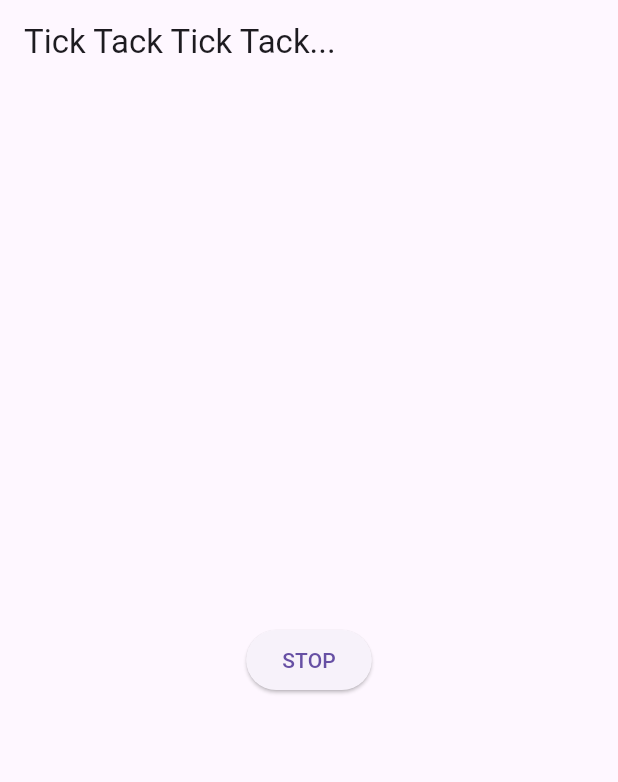
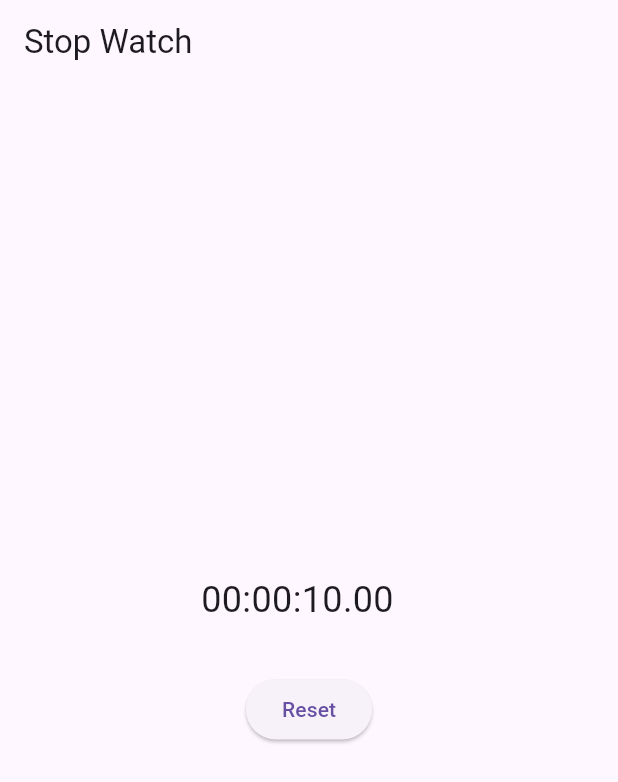
Before and after one commit to I10n/open-and-stop-timer, a Flutter app: the screen it shows after launch, on a phone screen of 412 x 824 dp. Shown: the top 782 px of the screen. Run offline on Flutter 3.47's test engine with Material 3 defaults, Android fonts, the phone set to English and light mode, and no system bars; our stand-ins replace stop_watch_timer.

Commit message:
CREATE Timer_screen

```diff
--- a/lib/main.dart
+++ b/lib/main.dart
@@ -1,61 +1,22 @@
 import 'package:flutter/material.dart';
+import 'package:noodle_timer_f/timer_display.dart';
 
 void main() {
   runApp(const MyApp());
 }
 
 class MyApp extends StatelessWidget {
-  const MyApp({Key? key}) : super(key: key);
+  const MyApp({super.key});
 
-  // This widget is the root of your application.
   @override
   Widget build(BuildContext context) {
     return MaterialApp(
-      title: 'Flutter Demo',
       theme: ThemeData(
-        primarySwatch: Colors.green,
+        primarySwatch: Colors.blue,
       ),
-      home: MyHomePage(),
+      home: const CountDownPage(duration: 10, onReset: call,),
     );
   }
 }
 
-class MyHomePage extends StatelessWidget {
-  @override
-  Widget build(BuildContext context) {
-    return Scaffold(
-      appBar: AppBar(
-        title: Text('Tick Tack Tick Tack...'),
-      ),
-      body: Center(
-        child: ElevatedButton(
-          child: Text("STOP"),
-          onPressed: () {
-            Navigator.push(
-                context, MaterialPageRoute(builder: (context) => NextPage()));
-          },
-        ),
-      ),
-    );
-  }
-}
-
-class NextPage extends StatelessWidget {
-  @override
-  Widget build(BuildContext context) {
-    return Scaffold(
-      appBar: AppBar(
-        title: Text('Timer Setting '),
-      ),
-      body: Center(
-        child: ElevatedButton(
-          child: Text("START"),
-          onPressed: () {
-            // ここにボタンを押した時に呼ばれるコードを書く
-            Navigator.pop(context);
-          },
-        ),
-      ),
-    );
-  }
-}
+void call() => print('RESET TIMER');
--- /dev/null
+++ b/lib/timer_display.dart
@@ -0,0 +1,75 @@
+import 'package:flutter/material.dart';
+import 'package:stop_watch_timer/stop_watch_timer.dart';
+
+
+class CountDownPage extends StatefulWidget {
+  final int duration;
+  final VoidCallback? onReset;
+  const CountDownPage({super.key, required this.duration, required this.onReset});
+
+  @override
+  State<CountDownPage> createState() => _CountDownPageState();
+}
+
+class _CountDownPageState extends State<CountDownPage> {
+  late StopWatchTimer _stopWatchTimer;
+  final _scrollController = ScrollController();
+
+  @override
+  void initState() {
+    super.initState();
+
+    _stopWatchTimer = StopWatchTimer(
+        mode: StopWatchMode.countDown,
+        presetMillisecond: 1000 * widget.duration,
+        onEnded: widget.onReset
+    );
+    _stopWatchTimer.onStartTimer();
+  }
+
+  @override
+  void dispose() {
+    _stopWatchTimer.dispose();
+    _scrollController.dispose();
+    super.dispose();
+  }
+
+  @override
+  Widget build(BuildContext context) {
+    return Scaffold(
+      appBar: AppBar(
+        title: const Text('Stop Watch'),
+      ),
+      body: Center(
+        child: Column(
+          mainAxisAlignment: MainAxisAlignment.center,
+          children: [
+            StreamBuilder<int>(
+              stream: _stopWatchTimer.rawTime,
+              initialData: _stopWatchTimer.rawTime.value,
+              builder: (context, snapshot) {
+                final displayTime = StopWatchTimer.getDisplayTime(
+                  snapshot.data!,
+                );
+                return Center(
+                  child: SizedBox(
+                    width: 144,
+                    child: Text(
+                      displayTime,
+                      style: const TextStyle(fontSize: 24),
+                    ),
+                  ),
+                );
+              },
+            ),
+            const SizedBox(height: 32),
+            ElevatedButton(
+              onPressed: widget.onReset,
+              child: const Text('Reset'),
+            ),
+          ],
+        ),
+      ),
+    );
+  }
+}
--- a/pubspec.yaml
+++ b/pubspec.yaml
@@ -35,6 +35,7 @@ dependencies:
   # The following adds the Cupertino Icons font to your application.
   # Use with the CupertinoIcons class for iOS style icons.
   cupertino_icons: ^1.0.6
+  stop_watch_timer: ^3.1.1
 
 dev_dependencies:
   flutter_test:
```
Also changed, not shown: pubspec.lock.
